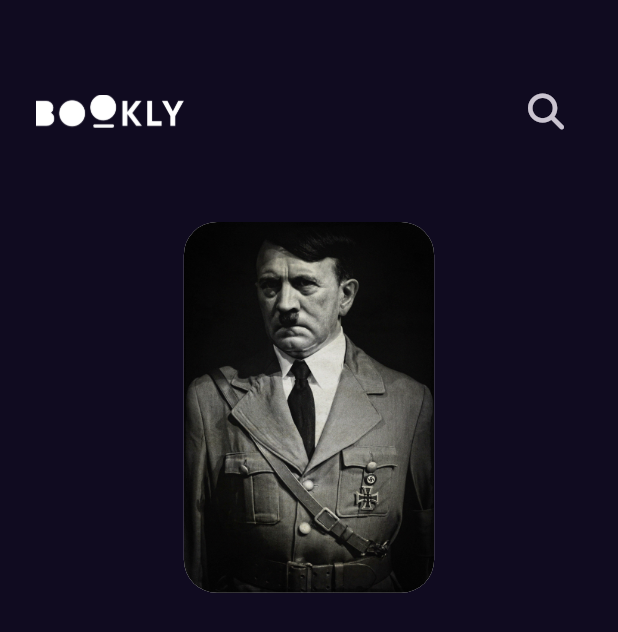
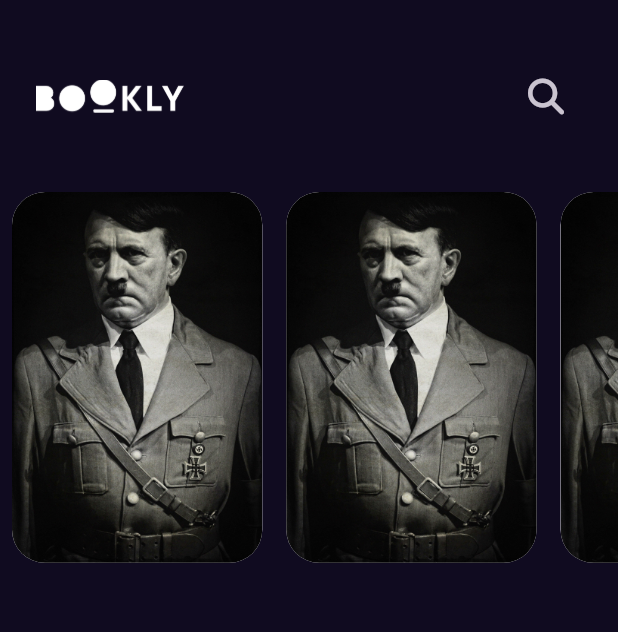
Before and after one commit to ma7moud332/Bazar, a Flutter app: the screen it shows after launch, on a phone screen of 412 x 824 dp. Shown: the top 632 px of the screen. Run offline on Flutter 3.47's test engine with Material 3 defaults, Android fonts, the phone set to English and light mode, and no system bars; our stand-ins replace font_awesome_flutter, get.

Commit message:
Add featured list view to home

```diff
--- a/lib/Features/home/presentation/views/wedgits/custom_app_bar.dart
+++ b/lib/Features/home/presentation/views/wedgits/custom_app_bar.dart
@@ -10,7 +10,7 @@ class CustomAppBar extends StatelessWidget {
   @override
   Widget build(BuildContext context) {
     return Padding(
-      padding: const EdgeInsets.symmetric(horizontal: 24,vertical: 50),
+      padding: const EdgeInsets.only(left: 24,right: 24,top: 40,bottom: 40),
       child: Row(
         children: [
           Image.asset(AssetsData.logo,
--- a/lib/Features/home/presentation/views/wedgits/custom_list_view_item.dart
+++ b/lib/Features/home/presentation/views/wedgits/custom_list_view_item.dart
@@ -3,14 +3,12 @@ import 'package:flutter/material.dart';
 
 import '../../../../../core/utils/assets.dart';
 
-class CustomListViewItem extends StatelessWidget {
-  const CustomListViewItem({super.key});
+class FeaturedListViewItem extends StatelessWidget {
+  const FeaturedListViewItem({super.key});
 
   @override
   Widget build(BuildContext context) {
-    return SizedBox(
-      height: MediaQuery.of(context).size.height * .3,
-      child: AspectRatio(
+    return AspectRatio(
       aspectRatio: 2.7/4,
       child: Container(
         decoration:  BoxDecoration(
@@ -23,7 +21,6 @@ class CustomListViewItem extends StatelessWidget {
             )
         ),
       ),
-      ),
     );
   }
 }
--- a/lib/Features/home/presentation/views/wedgits/home_view_body.dart
+++ b/lib/Features/home/presentation/views/wedgits/home_view_body.dart
@@ -11,8 +11,28 @@ class HomeViewBody extends StatelessWidget {
     return Column(
       children:const [
        CustomAppBar(),
-        CustomListViewItem(),
+        FeaturedBooksListView()
       ],
     );
   }
 }
+
+class FeaturedBooksListView extends StatelessWidget {
+  const FeaturedBooksListView({super.key});
+
+  @override
+  Widget build(BuildContext context) {
+    return SizedBox(
+      height: MediaQuery.of(context).size.height * .3,
+      child: ListView.builder(
+        scrollDirection: Axis.horizontal,
+        itemBuilder: (context,index){
+        return const Padding(
+          padding:  EdgeInsets.symmetric(horizontal: 8),
+          child:  FeaturedListViewItem(),
+        );
+      },
+      ),
+    );
+  }
+}
```
Lines whose indentation alone changed are shown as unchanged.
